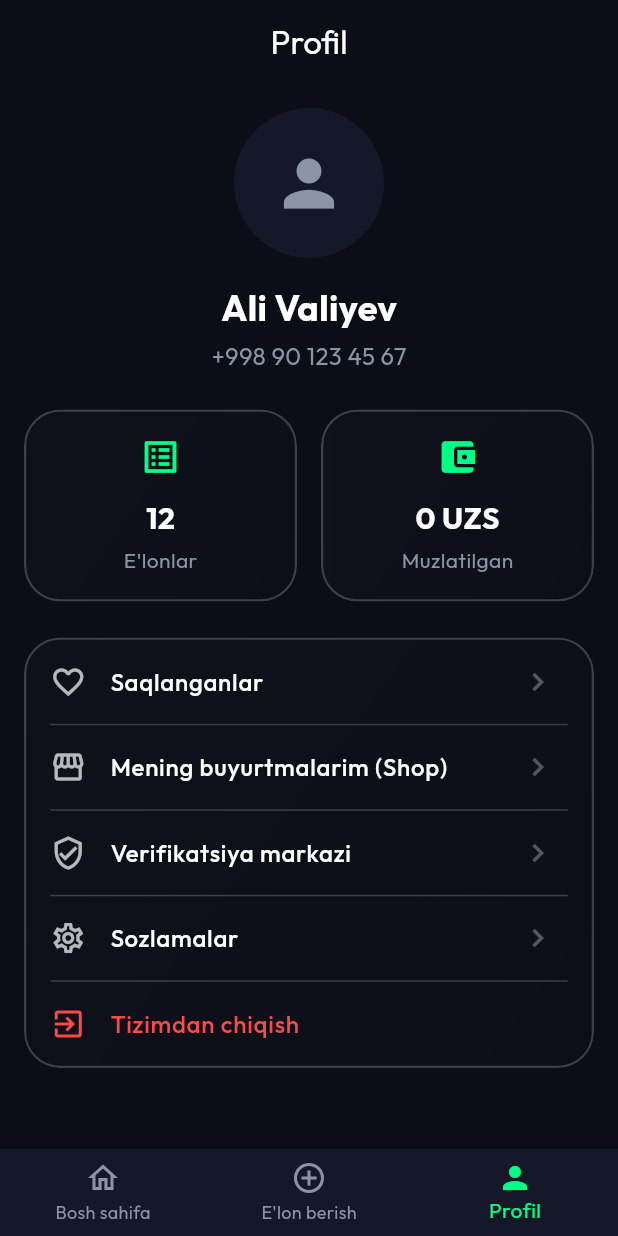
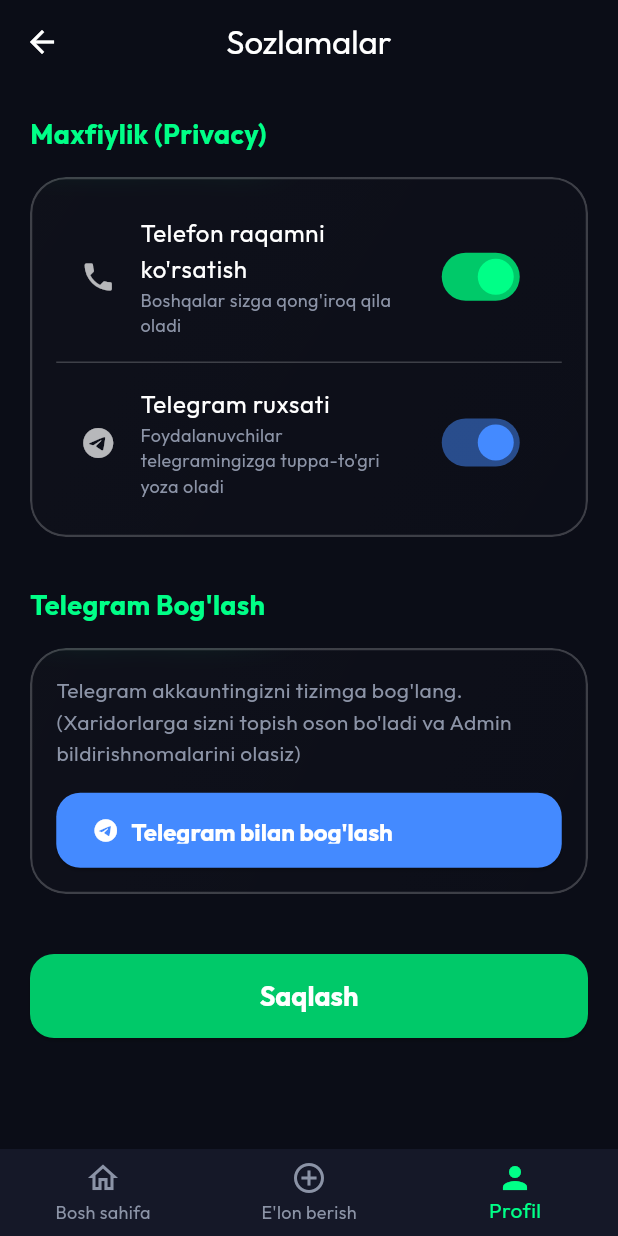
Before and after one commit to abrorbektreyder-web/qush-uyi-platform, a Flutter app: the ProfileScreen screen opened by its route, after a tap on "Sozlamalar", on a phone screen of 412 x 824 dp. Run offline on Flutter 3.47's test engine with Material 3 defaults, Android fonts, the phone set to English and light mode, and no system bars; drawn by our look-alikes of flutter_animate; our stand-ins replace dio, flutter_riverpod, go_router, google_fonts, skeletonizer; network calls fail.

Commit message:
feat(app): Telegram Linker and Privacy Settings UI added

```diff
--- a/06_SRC/frontend/qush_uyi_app/lib/core/routing/app_router.dart
+++ b/06_SRC/frontend/qush_uyi_app/lib/core/routing/app_router.dart
@@ -6,6 +6,7 @@
 import '../../features/home/data/bird_model.dart';
 import '../../features/add_listing/presentation/add_screen.dart';
 import '../../features/profile/presentation/profile_screen.dart';
+import '../../features/profile/presentation/settings_screen.dart';
 import '../../features/shop/presentation/shop_screen.dart';
 
 class CustomAnimatedPage extends CustomTransitionPage {
@@ -107,6 +108,11 @@
           pageBuilder: (context, state) =>
               CustomAnimatedPage(child: const ProfileScreen()),
         ),
+        GoRoute(
+          path: '/profile/settings',
+          pageBuilder: (context, state) =>
+              CustomAnimatedPage(child: const SettingsScreen()),
+        ),
       ],
     ),
   ],
--- a/06_SRC/frontend/qush_uyi_app/lib/features/home/data/bird_model.dart
+++ b/06_SRC/frontend/qush_uyi_app/lib/features/home/data/bird_model.dart
@@ -8,6 +8,8 @@
   final String regionName;
   final String sellerName;
   final String? sellerPhone;
+  final String? sellerTelegram;
+  final bool allowTelegram;
   final List<MediaModel> media;
 
   BirdModel({
@@ -20,6 +22,8 @@
     required this.regionName,
     required this.sellerName,
     this.sellerPhone,
+    this.sellerTelegram,
+    this.allowTelegram = true,
     this.media = const [],
   });
 
@@ -35,6 +39,8 @@
       regionName: json['region_name'] ?? "Noma'lum",
       sellerName: json['seller_name'] ?? 'Sotuvchi',
       sellerPhone: json['seller_phone'],
+      sellerTelegram: json['seller_telegram']?.toString(),
+      allowTelegram: json['allow_telegram'] ?? true,
       media: mediaList.map((m) => MediaModel.fromJson(m)).toList(),
     );
   }
--- a/06_SRC/frontend/qush_uyi_app/lib/features/profile/presentation/profile_screen.dart
+++ b/06_SRC/frontend/qush_uyi_app/lib/features/profile/presentation/profile_screen.dart
@@ -75,7 +75,7 @@
                       onTap: () {}),
                   _buildDivider(),
                   _buildListTile(Icons.settings_outlined, "Sozlamalar",
-                      onTap: () {}),
+                      onTap: () => context.push('/profile/settings')),
                   _buildDivider(),
                   _buildListTile(Icons.exit_to_app, "Tizimdan chiqish",
                       isDestructive: true, onTap: () {}),
--- /dev/null
+++ b/06_SRC/frontend/qush_uyi_app/lib/features/profile/presentation/settings_screen.dart
@@ -0,0 +1,148 @@
+import 'package:flutter/material.dart';
+import '../../../../core/theme/app_colors.dart';
+import '../../../../shared/widgets/glass_container.dart';
+
+class SettingsScreen extends StatefulWidget {
+  const SettingsScreen({super.key});
+
+  @override
+  State<SettingsScreen> createState() => _SettingsScreenState();
+}
+
+class _SettingsScreenState extends State<SettingsScreen> {
+  bool _showPhone = true;
+  bool _allowTelegram = true;
+  bool _isLoading = false;
+
+  void _saveSettings() async {
+    setState(() => _isLoading = true);
+    // Simulate API Call for updating preferences
+    await Future.delayed(const Duration(seconds: 1));
+    setState(() => _isLoading = false);
+
+    if (mounted) {
+      ScaffoldMessenger.of(context).showSnackBar(
+        const SnackBar(
+            content: Text('Sozlamalar saqlandi',
+                style: TextStyle(color: Colors.white)),
+            backgroundColor: AppColors.primary),
+      );
+    }
+  }
+
+  @override
+  Widget build(BuildContext context) {
+    return Scaffold(
+      backgroundColor: AppColors.background,
+      appBar: AppBar(
+        title: const Text('Sozlamalar'),
+        centerTitle: true,
+        backgroundColor: Colors.transparent,
+        elevation: 0,
+        iconTheme: const IconThemeData(color: Colors.white),
+      ),
+      body: SingleChildScrollView(
+        padding: const EdgeInsets.all(20),
+        child: Column(
+          crossAxisAlignment: CrossAxisAlignment.start,
+          children: [
+            const Text("Maxfiylik (Privacy)",
+                style: TextStyle(
+                    color: AppColors.primary,
+                    fontSize: 18,
+                    fontWeight: FontWeight.bold)),
+            const SizedBox(height: 16),
+            GlassContainer(
+              padding: const EdgeInsets.all(16),
+              child: Column(
+                children: [
+                  SwitchListTile(
+                    title: const Text("Telefon raqamni ko'rsatish",
+                        style: TextStyle(color: Colors.white, fontSize: 16)),
+                    subtitle: const Text("Boshqalar sizga qong'iroq qila oladi",
+                        style: TextStyle(
+                            color: AppColors.textSecondary, fontSize: 12)),
+                    value: _showPhone,
+                    activeColor: AppColors.primary,
+                    activeTrackColor: AppColors.primaryDark,
+                    onChanged: (val) => setState(() => _showPhone = val),
+                    secondary: const Icon(Icons.phone, color: Colors.white70),
+                  ),
+                  const Divider(color: AppColors.glassBorder),
+                  SwitchListTile(
+                    title: const Text("Telegram ruxsati",
+                        style: TextStyle(color: Colors.white, fontSize: 16)),
+                    subtitle: const Text(
+                        "Foydalanuvchilar telegramingizga tuppa-to'gri yoza oladi",
+                        style: TextStyle(
+                            color: AppColors.textSecondary, fontSize: 12)),
+                    value: _allowTelegram,
+                    activeColor: Colors.blueAccent,
+                    activeTrackColor: Colors.blueAccent.withOpacity(0.5),
+                    onChanged: (val) => setState(() => _allowTelegram = val),
+                    secondary:
+                        const Icon(Icons.telegram, color: Colors.white70),
+                  ),
+                ],
+              ),
+            ),
+            const SizedBox(height: 32),
+            const Text("Telegram Bog'lash",
+                style: TextStyle(
+                    color: AppColors.primary,
+                    fontSize: 18,
+                    fontWeight: FontWeight.bold)),
+            const SizedBox(height: 16),
+            GlassContainer(
+              padding: const EdgeInsets.all(16),
+              child: Column(
+                children: [
+                  const Text(
+                      "Telegram akkauntingizni tizimga bog'lang. (Xaridorlarga sizni topish oson bo'ladi va Admin bildirishnomalarini olasiz)",
+                      style: TextStyle(
+                          color: AppColors.textSecondary, height: 1.5)),
+                  const SizedBox(height: 16),
+                  SizedBox(
+                    width: double.infinity,
+                    height: 50,
+                    child: ElevatedButton.icon(
+                      onPressed: () {
+                        ScaffoldMessenger.of(context).showSnackBar(
+                            const SnackBar(
+                                content: Text("Telegram bot ochilmoqda...")));
+                      },
+                      icon: const Icon(Icons.telegram, color: Colors.white),
+                      label: const Text("Telegram bilan bog'lash @qushuyibot",
+                          style: TextStyle(
+                              color: Colors.white,
+                              fontWeight: FontWeight.bold)),
+                      style: ElevatedButton.styleFrom(
+                          backgroundColor: Colors.blueAccent),
+                    ),
+                  )
+                ],
+              ),
+            ),
+            const SizedBox(height: 40),
+            SizedBox(
+              width: double.infinity,
+              height: 56,
+              child: ElevatedButton(
+                onPressed: _isLoading ? null : _saveSettings,
+                style: ElevatedButton.styleFrom(
+                    backgroundColor: AppColors.primaryDark),
+                child: _isLoading
+                    ? const CircularProgressIndicator(color: Colors.white)
+                    : const Text("Saqlash",
+                        style: TextStyle(
+                            color: Colors.white,
+                            fontSize: 18,
+                            fontWeight: FontWeight.bold)),
+              ),
+            )
+          ],
+        ),
+      ),
+    );
+  }
+}
--- a/06_SRC/frontend/qush_uyi_app/pubspec.yaml
+++ b/06_SRC/frontend/qush_uyi_app/pubspec.yaml
@@ -26,6 +26,7 @@
   glassmorphism: ^3.0.0
   cached_network_image: ^3.3.1
   flutter_svg: ^2.0.9
+  url_launcher: ^6.3.2
 
 dev_dependencies:
   flutter_test:
```
Also changed, not shown: 06_SRC/frontend/qush_uyi_app/lib/features/home/presentation/bird_detail_screen.dart (+33 -1 lines), 06_SRC/frontend/qush_uyi_app/pubspec.lock, 5 other files.
